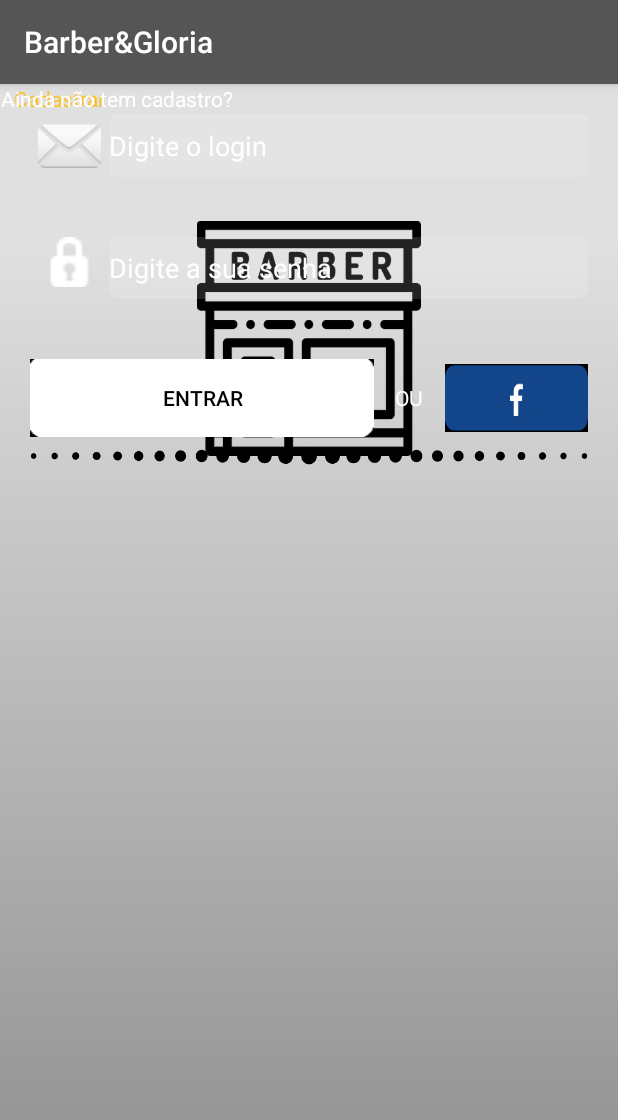
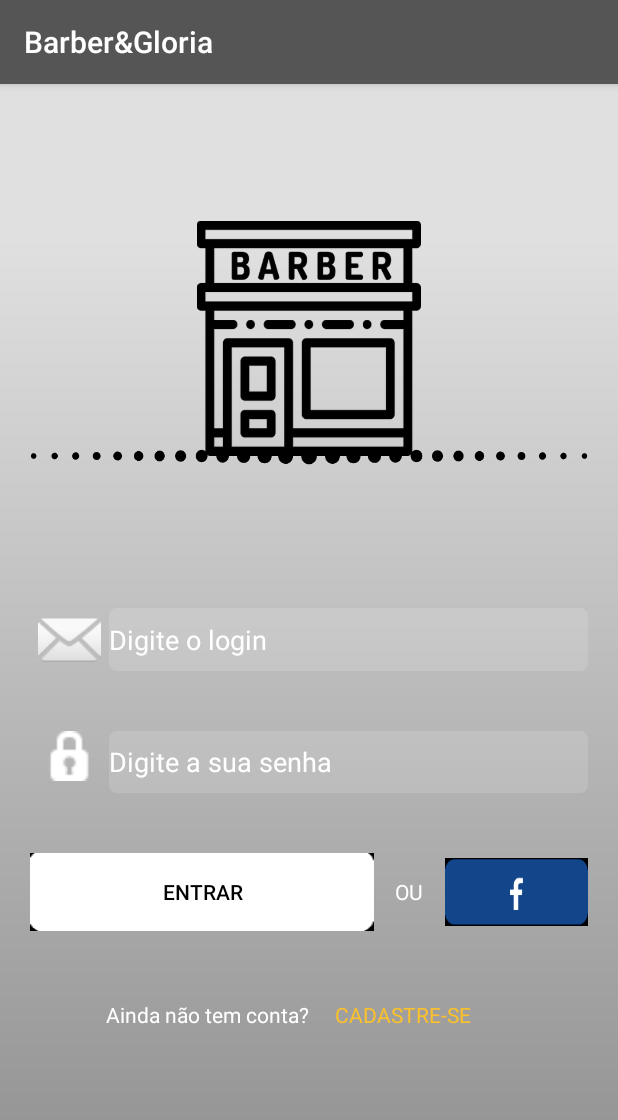
Before and after one commit to SantiagoSilvestre/BarbeirosEmGloria, an Android app: the screen it shows after launch (Login), on a phone screen of 412 x 824 dp. Shown: the top 1120 px of the screen. Run offline under Robolectric (Android 15) with nearby library versions, the phone set to English and light mode, and no system bars; our stand-ins replace Firebase (no records; nobody signed in at launch, a user with empty details on screens opened directly).

Commit message:
arrumando algumas partes do layout e funcionalidade de criar login

```diff
--- a/app/build.gradle
+++ b/app/build.gradle
@@ -32,6 +32,7 @@
     implementation 'com.google.firebase:firebase-database:19.2.0'
     implementation 'com.google.firebase:firebase-auth:19.2.0'
     implementation 'com.google.android.gms:play-services-maps:17.0.0'
+    implementation 'com.github.rtoshiro.mflibrary:mflibrary:1.0.0'
 }
 apply plugin: 'com.android.application'
 apply plugin: 'com.google.gms.google-services'
--- a/app/src/main/AndroidManifest.xml
+++ b/app/src/main/AndroidManifest.xml
@@ -13,11 +13,11 @@
         android:theme="@style/AppTheme">
         <activity android:name=".activity.MainActivity"></activity>
         <activity android:name=".activity.Cadastro" />
-        <activity android:name=".activity.Login" />
+        <activity android:name=".activity.Splash" />
         <activity android:name=".activity.DataHora" />
         <activity android:name=".activity.Barbeiros" />
         <activity android:name=".activity.Servico" />
-        <activity android:name=".activity.Splash">
+        <activity android:name=".activity.Login">
             <intent-filter>
                 <action android:name="android.intent.action.MAIN" />
 
--- a/app/src/main/java/com/babeirosemgloria/barbergloria/activity/Login.java
+++ b/app/src/main/java/com/babeirosemgloria/barbergloria/activity/Login.java
@@ -9,6 +9,7 @@
 import android.view.View;
 import android.widget.Button;
 import android.widget.EditText;
+import android.widget.TextView;
 import android.widget.Toast;
 
 import com.babeirosemgloria.barbergloria.R;
@@ -38,12 +39,23 @@
     private FirebaseAuth auth;
     private ValueEventListener eventListener;
     private String identificarUsuarioLogado;
+    private TextView txtNaoTemConta;
 
     @Override
     protected void onCreate(Bundle savedInstanceState) {
         super.onCreate(savedInstanceState);
         setContentView(R.layout.activity_login);
-        verificarUsuarioLogado();
+        // verificarUsuarioLogado();
+
+        txtNaoTemConta = findViewById(R.id.text_cadastrar);
+
+        txtNaoTemConta.setOnClickListener(new View.OnClickListener() {
+            @Override
+            public void onClick(View v) {
+                Intent intent = new Intent(getApplication(), Cadastro.class);
+                startActivity(intent);
+            }
+        });
 
         usuarioL = findViewById(R.id.edit_login_email);
         senhaL = findViewById(R.id.edit_login_senha);
@@ -122,7 +134,8 @@
 
                         Toast.makeText(Login.this, "Sucesso ao fazer Login", Toast.LENGTH_SHORT).show();
                         Log.i("testeUser", identificarUsuarioLogado);
-                        verifica();
+
+                        abrirTelaPrincipal();
 
                     } else {
                         Toast.makeText(Login.this, "Usuário e/ou senha incorreto", Toast.LENGTH_SHORT).show();
@@ -145,8 +158,8 @@
     }
 
     private void abrirTelaPrincipal(){
-       // Intent i = new Intent(Login.this, UsuarioMain.class);
-       // startActivity(i);
+        Intent i = new Intent(Login.this, MainActivity.class);
+        startActivity(i);
         finish();
     }
 
--- a/app/src/main/java/com/babeirosemgloria/barbergloria/activity/Splash.java
+++ b/app/src/main/java/com/babeirosemgloria/barbergloria/activity/Splash.java
@@ -19,7 +19,6 @@
 
     DatabaseReference firebase;
     DatabaseReference reference;
-    DatabaseReference firebases;
     private FirebaseAuth autenticacao;
 
     @Override
@@ -42,6 +41,7 @@
     }
 
     public void verifica(){
+        /*
 
         //Recuperar contatos do firebase
         Preferencias preferencias = new Preferencias(this);
@@ -77,7 +77,10 @@
 
             }
         });
-
+        */
+        Intent intent = new Intent(Splash.this, MainActivity.class);
+        startActivity(intent);
+        finish();
     }
     public void verificaPg(){
 
--- a/app/src/main/res/layout/activity_login.xml
+++ b/app/src/main/res/layout/activity_login.xml
@@ -1,23 +1,33 @@
 <?xml version="1.0" encoding="utf-8"?>
-<androidx.constraintlayout.widget.ConstraintLayout xmlns:android="http://schemas.android.com/apk/res/android"
+<androidx.constraintlayout.widget.ConstraintLayout
+    xmlns:android="http://schemas.android.com/apk/res/android"
     xmlns:app="http://schemas.android.com/apk/res-auto"
     xmlns:tools="http://schemas.android.com/tools"
     android:layout_width="match_parent"
     android:layout_height="match_parent"
     android:background="@mipmap/fundocad"
+    android:id="@+id/ContainerPrincipal"
     tools:context=".activity.Login">
 
     <RelativeLayout
+        android:id="@+id/relativoPrincipal"
         android:layout_width="match_parent"
         android:layout_height="wrap_content"
-        tools:layout_editor_absoluteX="0dp"
-        tools:layout_editor_absoluteY="324dp">
+        android:layout_alignParentLeft="true"
+        android:layout_alignParentTop="true"
+        android:layout_alignParentRight="true"
+        android:layout_alignParentBottom="true"
+        android:layout_centerHorizontal="true"
+        android:layout_centerVertical="true"
+        app:layout_constraintBottom_toBottomOf="parent"
+        app:layout_constraintTop_toTopOf="parent"
+        app:layout_constraintVertical_bias="0.643"
+        tools:layout_editor_absoluteX="0dp">
 
         <LinearLayout
             android:id="@+id/linear1"
             android:layout_width="match_parent"
             android:layout_height="wrap_content"
-            android:layout_below="@+id/imageLogo"
             android:layout_margin="10dp"
             android:orientation="horizontal"
             android:padding="10dp">
@@ -110,22 +120,31 @@
 
     <TextView
         android:id="@+id/text_cadastrar"
-        android:layout_width="79dp"
+        android:layout_width="95dp"
         android:layout_height="33dp"
+        android:layout_below="@+id/relativoPrincipal"
+        android:layout_marginEnd="96dp"
         android:onClick="abrirCadastroUsuario"
-        android:text="Cadastrar"
+        android:text="@string/txtCadastrar"
         android:textAlignment="center"
         android:textColor="#FBC02D"
-        tools:layout_editor_absoluteX="227dp"
-        tools:layout_editor_absoluteY="577dp" />
+        app:layout_constraintBottom_toBottomOf="parent"
+        app:layout_constraintEnd_toEndOf="parent"
+        app:layout_constraintTop_toBottomOf="@+id/relativoPrincipal"
+        app:layout_constraintVertical_bias="0.175" />
 
     <TextView
         android:id="@+id/textView3"
-        android:layout_width="wrap_content"
-        android:layout_height="wrap_content"
-        android:text="Ainda não tem cadastro?"
+        android:layout_width="143dp"
+        android:layout_height="17dp"
+        android:layout_below="@+id/relativoPrincipal"
+        android:text="@string/txtCad"
         android:textAlignment="center"
         android:textColor="@color/colorAccent"
-        tools:layout_editor_absoluteX="68dp"
-        tools:layout_editor_absoluteY="577dp" />
+        app:layout_constraintBottom_toBottomOf="parent"
+        app:layout_constraintEnd_toStartOf="@+id/text_cadastrar"
+        app:layout_constraintHorizontal_bias="0.861"
+        app:layout_constraintStart_toStartOf="parent"
+        app:layout_constraintTop_toBottomOf="@+id/relativoPrincipal"
+        app:layout_constraintVertical_bias="0.156" />
 </androidx.constraintlayout.widget.ConstraintLayout>
--- a/app/src/main/res/values/strings.xml
+++ b/app/src/main/res/values/strings.xml
@@ -23,5 +23,10 @@
     <string name="editTextelefone">DDD+TELEFONE</string>
     <string name="editTextnome">Nome</string>
     <string name="editTextemail">E-mail</string>
-    <string name="btncontinuar">CONTINUAR</string>
+    <string name="txtLogin">Já tem conta? Faça Login</string>
+    <string name="txtCad">Ainda não tem conta?</string>
+    <string name="txtCadastrar">CADASTRE-SE </string>
+    <string name="item_sair"> Sair </string>
+    <string name="mensagens"> Mensagens </string>
+
 </resources>
--- a/build.gradle
+++ b/build.gradle
@@ -4,6 +4,7 @@
     repositories {
         google()
         jcenter()
+        mavenCentral()
 
     }
     dependencies {
```
Also changed, not shown: app/src/main/java/com/babeirosemgloria/barbergloria/activity/Cadastro.java (+8 -7 lines), app/src/main/java/com/babeirosemgloria/barbergloria/model/Usuario.java (+0 -21 lines), app/src/main/res/layout/activity_cadastro.xml (+7 -5 lines), app/src/main/res/layout/activity_main.xml (+8 -3 lines).
